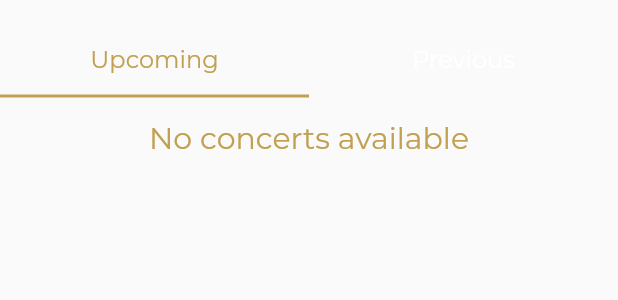
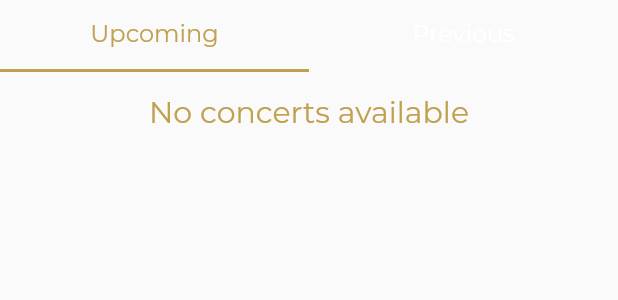
Before and after one commit to Andi365/livemusic, a Flutter app: the ConcertsView widget shown alone on an empty page, opened directly, on a phone screen of 412 x 824 dp. Shown: the top 300 px of the screen. Run offline on Flutter 3.47's test engine with Material 2 defaults, Android fonts, the phone set to English and light mode, and no system bars; our stand-ins replace cloud_firestore, expandable, firebase_auth, firebase_core, firebase_crashlytics, fluttericon and 3 more; missing offline and left inert: flutter_auth_buttons; accounts and stored records are empty; project files that could hold a hidden picture were left out.

Commit message:
Small render bug

```diff
--- a/lib/view/concertsView.dart
+++ b/lib/view/concertsView.dart
@@ -86,7 +86,7 @@ class _ConcertsView extends State<ConcertsView> {
       length: 2,
       child: NestedScrollView(
         headerSliverBuilder: (context, _) {
-          return [SliverToBoxAdapter(child: Text(' '))];
+          return [];
         },
         body: Column(
           children: [
```
